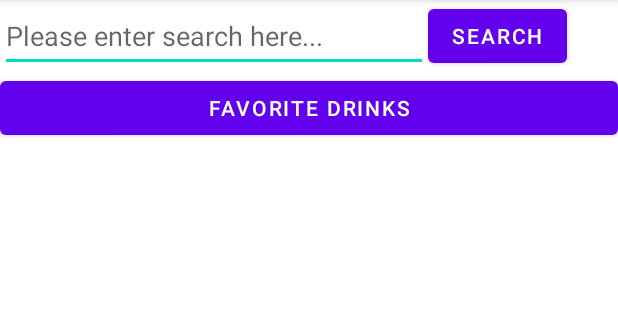
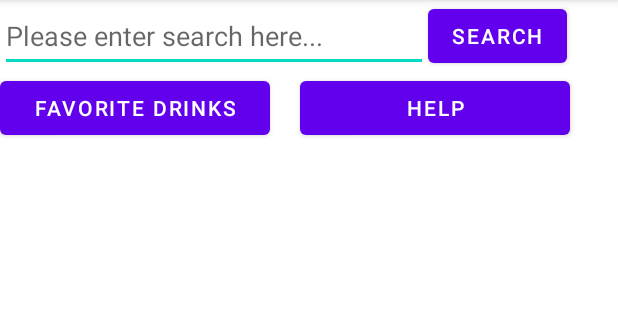
Before and after one commit to Rebeccakwok81/AndroidProject, an Android app: the screen it shows after launch (MainActivity), on a phone screen of 412 x 824 dp, the part 84-404 px from its top. Run offline under Robolectric (Android 15) with nearby library versions, the phone set to English and light mode, and no system bars; pictures from the network do not load.

```diff
--- a/app/src/main/res/layout/activity_main.xml
+++ b/app/src/main/res/layout/activity_main.xml
@@ -27,12 +27,29 @@
 
         </LinearLayout>
 
-        <Button
-            android:id="@+id/btnFavorites"
+        <LinearLayout
             android:layout_width="match_parent"
             android:layout_height="wrap_content"
-            android:layout_gravity="center"
-            android:text="@string/strBtnFavorites" />
+            android:orientation="horizontal">
+
+                <Button
+                    android:id="@+id/btnFavorites"
+                    android:layout_width="180dp"
+                    android:layout_height="wrap_content"
+                  android:text="@string/strBtnFavorites" />
+
+
+                <Button
+                    android:id="@+id/btnHelp"
+                    android:layout_width="180dp"
+                    android:layout_height="wrap_content"
+                    android:layout_marginLeft="20dp"
+                    android:text="@string/strBtnHelp" />
+
+
+        </LinearLayout>
+
+
 
         <androidx.recyclerview.widget.RecyclerView
             android:id="@+id/rvDrink"
--- a/app/src/main/res/values/strings.xml
+++ b/app/src/main/res/values/strings.xml
@@ -3,6 +3,7 @@
     <string name="strBtnSearch">Search</string>
     <string name="strEtSearch">Please enter search here...</string>
     <string name="strBtnFavorites">Favorite Drinks</string>
+    <string name="strBtnHelp">Help</string>
     <!-- TODO: Remove or change this placeholder text -->
     <string name="hello_blank_fragment">Hello blank fragment</string>
 </resources>
```
